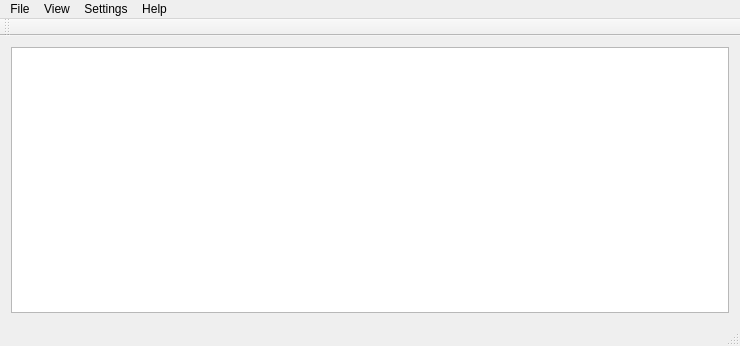
First picture: the form in GUI/MainWindow.ui, repository vvmarko/triangulator, before the edit.
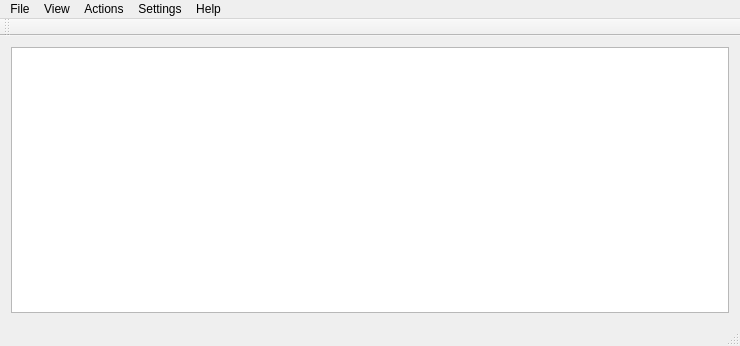
Second picture: the form after the edit.

Commit message: GUI main window menus touch-up

Patch:
```diff
--- a/GUI/MainWindow.ui
+++ b/GUI/MainWindow.ui
@@ -56,8 +56,18 @@
     <addaction name="actionDocumentation"/>
     <addaction name="actionAbout"/>
    </widget>
+   <widget class="QMenu" name="menuActions">
+    <property name="title">
+     <string>Actions</string>
+    </property>
+    <addaction name="actionRelabel_UniqueID_colors"/>
+    <addaction name="separator"/>
+    <addaction name="actionFind_simplices_with_color_type"/>
+    <addaction name="actionFind_simplices_with_color_value"/>
+   </widget>
    <addaction name="menuFile"/>
    <addaction name="menuView"/>
+   <addaction name="menuActions"/>
    <addaction name="menuSettings"/>
    <addaction name="menuHelp"/>
   </widget>
```
Left out of the diff: 38 changed lines with no effect on the pictures. The commit also changes 1 other file.
